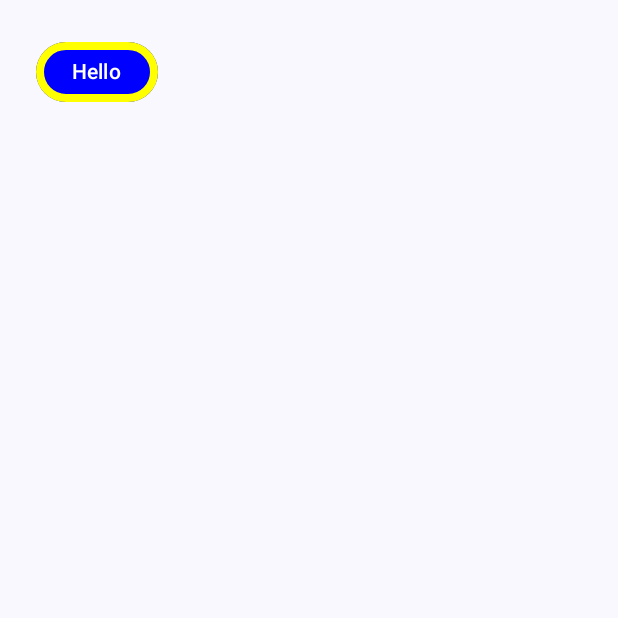
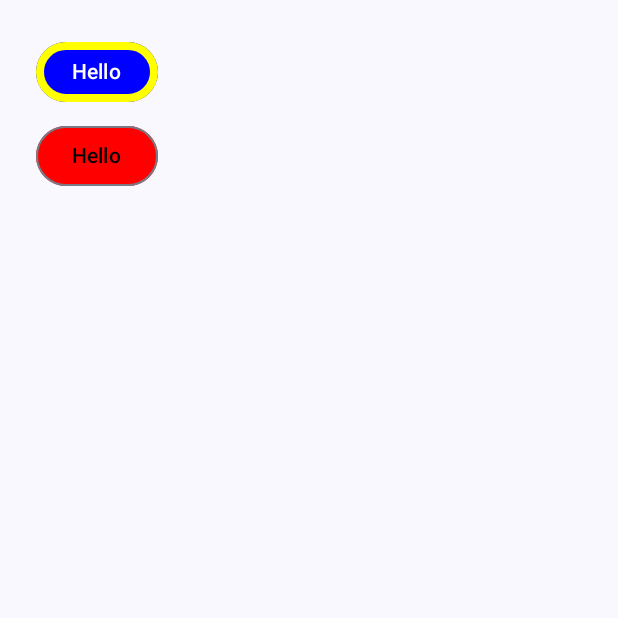
Before and after one commit to KiritoMoreno/JetPackCompose, an Android app built with Jetpack Compose: the screen it shows after launch (MainActivity), on a phone screen of 412 x 824 dp, the top half of it. Run offline under Robolectric (Android 15) with nearby library versions, the phone set to English and light mode, and no system bars.

Commit message:
OutLinedButton

```diff
--- a/app/src/main/java/com/example/mynewcompose/MainActivity.kt
+++ b/app/src/main/java/com/example/mynewcompose/MainActivity.kt
@@ -26,6 +26,7 @@ import androidx.compose.material3.ButtonColors
 import androidx.compose.material3.ButtonDefaults
 import androidx.compose.material3.ExperimentalMaterial3Api
 import androidx.compose.material3.MaterialTheme
+import androidx.compose.material3.OutlinedButton
 import androidx.compose.material3.OutlinedTextField
 import androidx.compose.material3.Surface
 import androidx.compose.material3.Text
@@ -76,7 +77,7 @@ fun MyButtonExample() {
             .padding(24.dp)
     ) {
         Button(
-            onClick = { enabled = false},
+            onClick = { enabled = false },
             enabled = enabled,
             colors = ButtonDefaults.buttonColors(
                 containerColor = Color.Blue,
@@ -86,9 +87,21 @@ fun MyButtonExample() {
 
             Text(text = "Hello")
         }
+        OutlinedButton(
+            onClick = {enabled = false},
+            enabled = enabled,
+            modifier = Modifier.padding(top = 8.dp),
+            colors = ButtonDefaults.buttonColors(
+                containerColor = Color.Red,
+                contentColor = Color.Black,
+                disabledContainerColor = Color.Black,
+                disabledContentColor = Color.Red
+            )
+        ) {
+            Text(text = "Hello")
+        }
     }
 }
-
 
 
 @Preview(showBackground = true)
```
